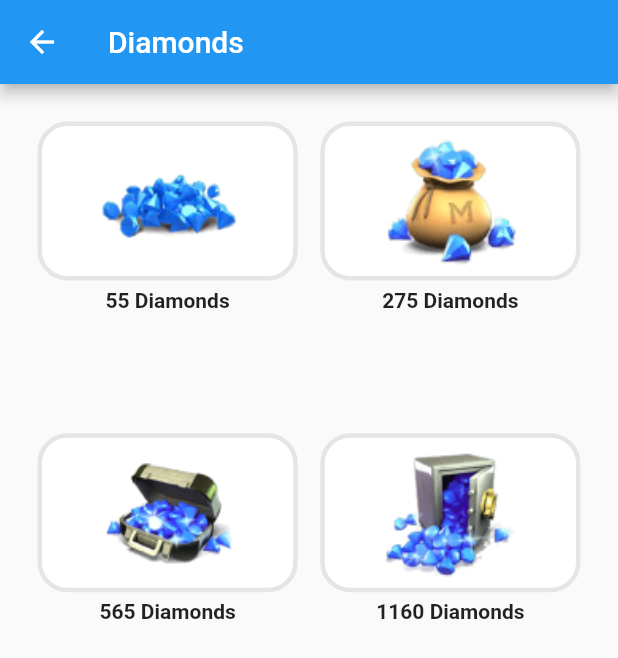
After one commit to SirojiddinBoltayev/payment_app_example, a Flutter app: the DiamondsPage screen opened directly, on a phone screen of 412 x 824 dp. The commit adds this screen. Shown: the top 658 px of the screen. Run offline on Flutter 3.47's test engine with Material 2 defaults, Android fonts, the phone set to English and light mode, and no system bars; our stand-ins replace carousel_slider, flutter_credit_card; missing offline and left inert: confirmation_success.

Commit message:
Game Payment app example two version Diamonds page and paypal botton add to app.

```diff
--- /dev/null
+++ b/lib/pages/diamonds_page.dart
@@ -0,0 +1,37 @@
+import 'package:flutter/material.dart';
+import 'package:payment_app_example/pages/home.dart';
+
+class DiamondsPage extends StatefulWidget {
+  const DiamondsPage({Key? key}) : super(key: key);
+
+  @override
+  State<DiamondsPage> createState() => _DiamondsPageState();
+}
+
+class _DiamondsPageState extends State<DiamondsPage> {
+  @override
+  Widget build(BuildContext context) {
+    List<String> listImage = [
+      "assets/50ormore_MLBB_Diamonds.png",
+      "assets/150orMore_MLBB_Diamonds.png",
+      "assets/500orMore_MLBB_Diamonds.png",
+      "assets/1000orMore_MLBB_Diamonds.png",
+    ];
+    List<String> listTitle = [
+      "55 Diamonds",
+      "275 Diamonds",
+      "565 Diamonds",
+      "1160 Diamonds",
+    ];
+    return Scaffold(
+      appBar: AppBar(
+        title: Text("Diamonds"),
+      ),
+      body: CustomScrollView(
+        slivers: [
+          KategoriyaItemContainer(listImage: listImage,listTitle: listTitle, isTitleShow: false)
+        ],
+      )
+    );
+  }
+}
```
Also changed, not shown: lib/main.dart (+3 -4 lines), lib/pages/details_page.dart (+79 -38 lines), lib/pages/home.dart (+18 -18 lines), lib/pages/home_page.dart (+14 -10 lines), assets/1000orMore_MLBB_Diamonds.png (added), assets/150orMore_MLBB_Diamonds.png (added), assets/500orMore_MLBB_Diamonds.png (added), assets/50ormore_MLBB_Diamonds.png (added), assets/PayPal.svg.png (added).
